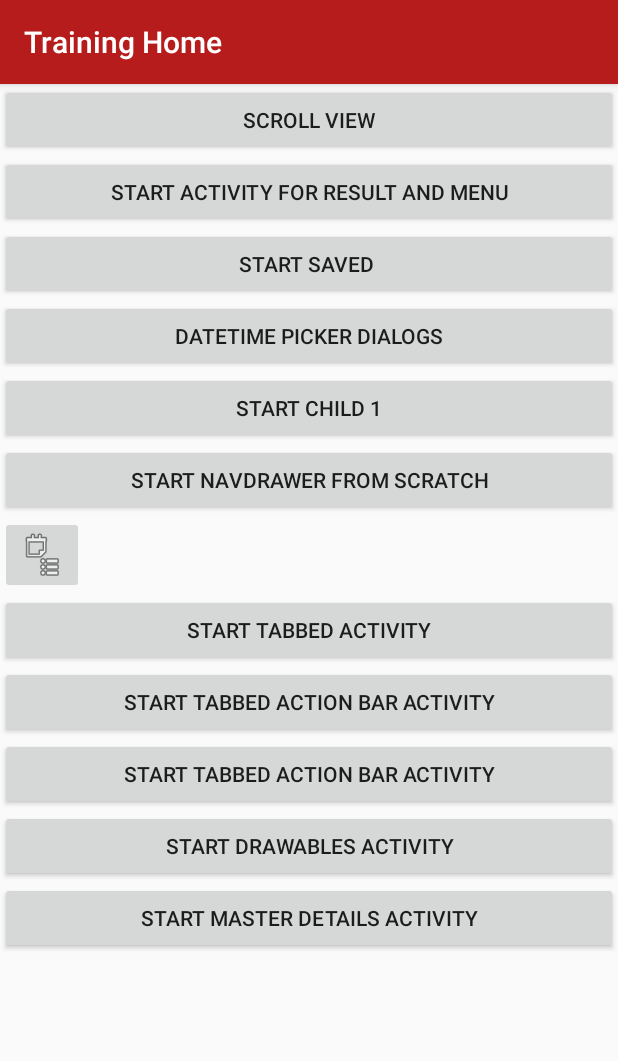
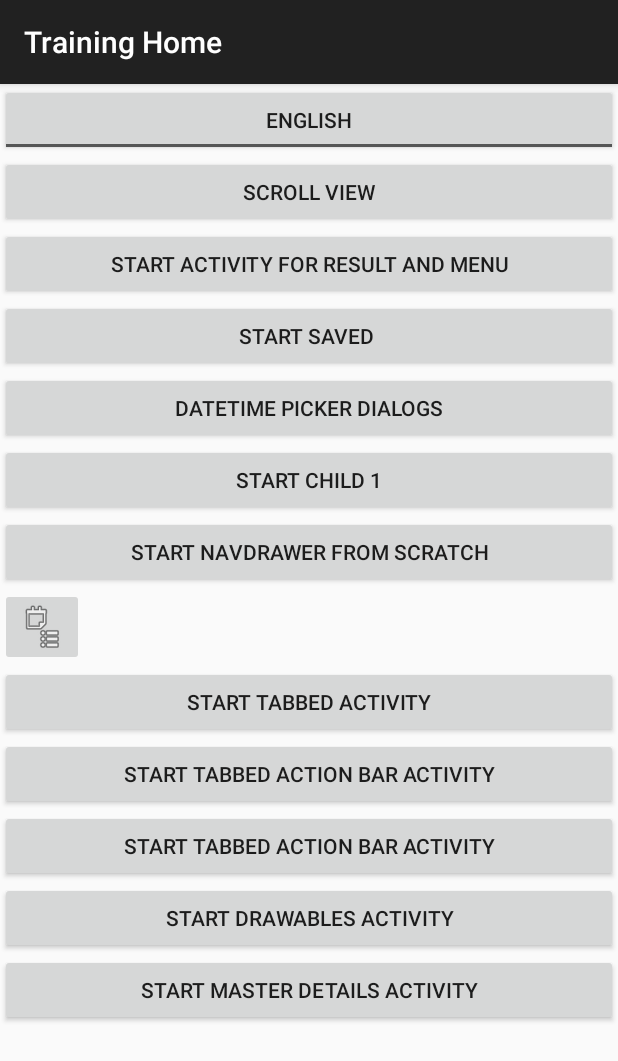
Before and after one commit to abuzaidandroidprojects/androidtraining2019, an Android app: the screen it shows after launch (MainActivity), on a phone screen of 412 x 824 dp. Shown: the top 1061 px of the screen. Run offline under Robolectric (Android 15) with nearby library versions, the phone set to English and light mode, and no system bars.

Commit message:
language updated

```diff
--- a/app/src/main/AndroidManifest.xml
+++ b/app/src/main/AndroidManifest.xml
@@ -81,7 +81,9 @@
                 android:name="android.support.PARENT_ACTIVITY"
                 android:value="com.example.androidtraining2019.MainNavDrawer" />
         </activity>
-        <activity android:name=".MainActivity">
+        <activity
+            android:name=".MainActivity"
+            android:theme="@style/Theme.AppCompat.DayNight.DarkActionBar">
             <intent-filter>
                 <action android:name="android.intent.action.MAIN" />
 
--- a/app/src/main/res/layout/activity_main.xml
+++ b/app/src/main/res/layout/activity_main.xml
@@ -11,6 +11,13 @@
         android:layout_height="wrap_content"
         android:orientation="vertical">
 
+        <ToggleButton
+            android:id="@+id/switch1"
+            android:layout_width="match_parent"
+            android:layout_height="wrap_content"
+            android:text="Change Language"
+            android:textOn="العربية"
+            android:textOff="English" />
         <Button
             android:id="@+id/btn_scroll_view"
             android:layout_width="match_parent"
--- a/build.gradle
+++ b/build.gradle
@@ -7,7 +7,7 @@ buildscript {
 
     }
     dependencies {
-        classpath 'com.android.tools.build:gradle:3.3.0'
+        classpath 'com.android.tools.build:gradle:3.3.1'
 
         // NOTE: Do not place your application dependencies here; they belong
         // in the individual module build.gradle files
```
Also changed, not shown: app/src/main/java/com/example/androidtraining2019/MainActivity.java (+52 -0 lines).
